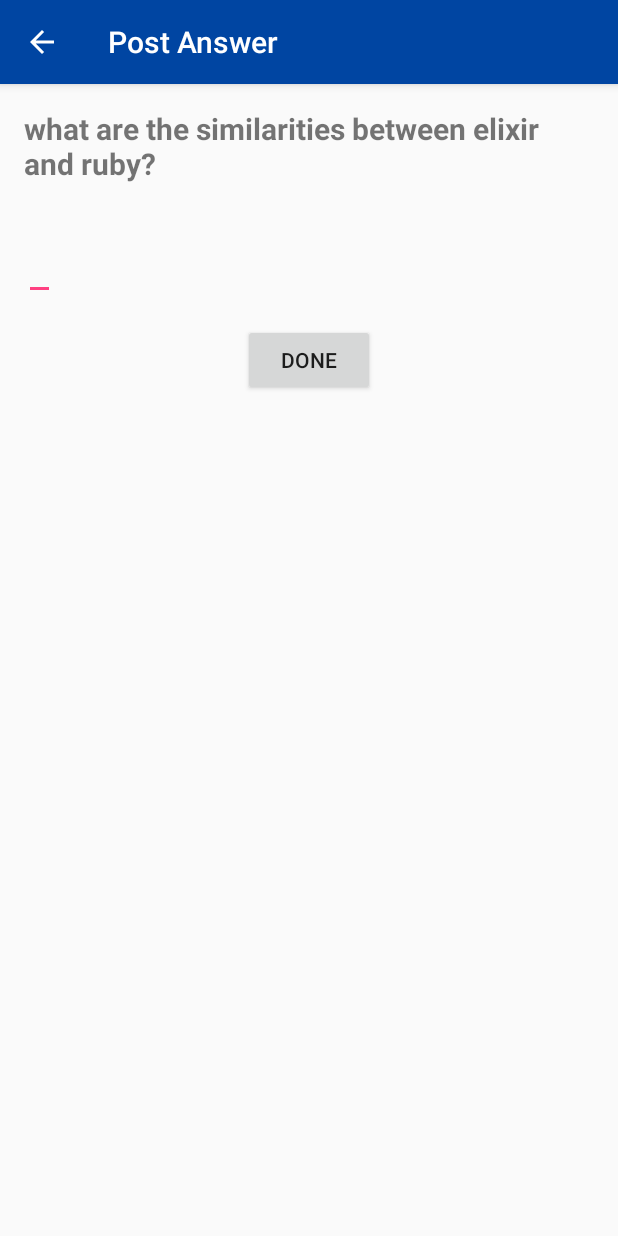
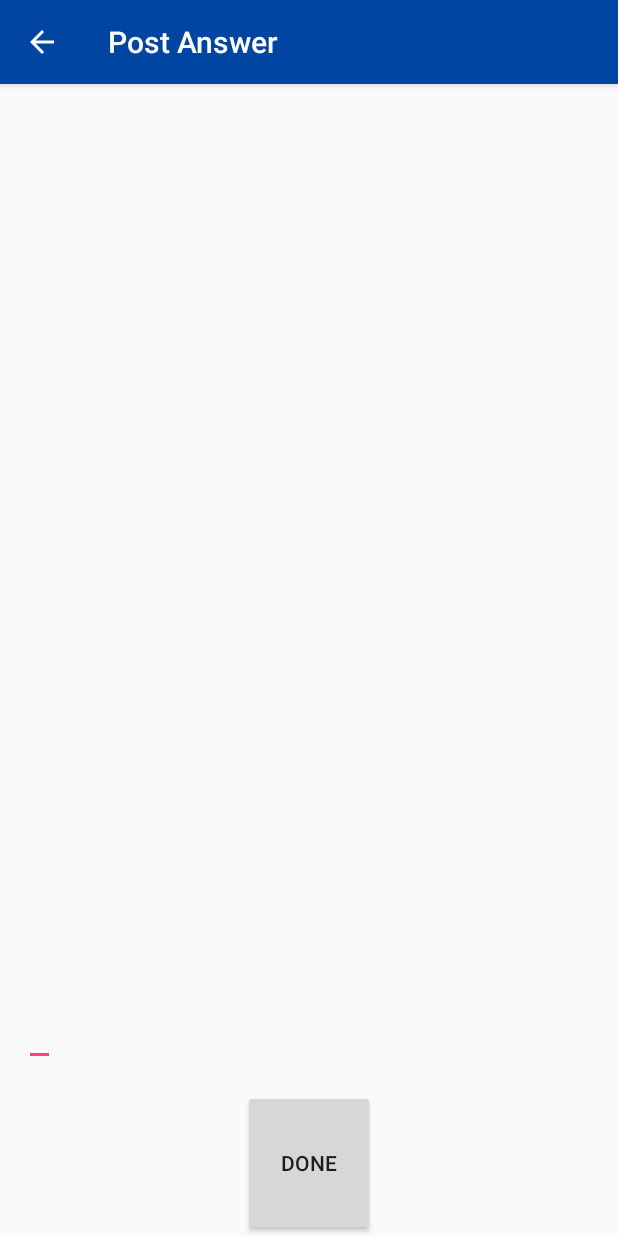
Before and after one commit to Navi-nk/Uask, an Android app: the PostAnswer screen opened directly, with no data from a screen before it, on a phone screen of 412 x 824 dp. Run offline under Robolectric (Android 15) with nearby library versions, the phone set to English and light mode, and no system bars.

Commit message:
post answer base

```diff
--- a/app/src/main/java/com/ideascontest/navi/uask/MainQuestionAnswerAdapter.java
+++ b/app/src/main/java/com/ideascontest/navi/uask/MainQuestionAnswerAdapter.java
@@ -24,11 +24,13 @@ import android.content.Context;
 import android.content.Intent;
 import android.support.v4.content.ContextCompat;
 import android.support.v4.graphics.ColorUtils;
+import android.support.v7.widget.ButtonBarLayout;
 import android.support.v7.widget.RecyclerView;
 import android.util.Log;
 import android.view.LayoutInflater;
 import android.view.View;
 import android.view.ViewGroup;
+import android.widget.Button;
 import android.widget.ImageView;
 import android.widget.TextView;
 
@@ -132,6 +134,7 @@ public class MainQuestionAnswerAdapter extends RecyclerView.Adapter<MainQuestion
 
         // Will display the position in the list, ie 0 through getItemCount() - 1
         TextView textQuestion,textTopAnswer,textAnswerCount,textAuthor,textTimeStamp,textId;
+        Button postAnswer;
         // Will display which ViewHolder is displaying this data
 
         /**
@@ -150,6 +153,7 @@ public class MainQuestionAnswerAdapter extends RecyclerView.Adapter<MainQuestion
             textAuthor = (TextView) itemView.findViewById(R.id.textAuthor);
             textTimeStamp = (TextView) itemView.findViewById(R.id.textTimeStamp);
             textId = (TextView) itemView.findViewById(R.id.textId);
+            postAnswer =(Button) itemView.findViewById(R.id.postanswer);
 
             textQuestion.setOnClickListener(new OnClickListener() {
                 @Override
@@ -168,6 +172,24 @@ public class MainQuestionAnswerAdapter extends RecyclerView.Adapter<MainQuestion
                 }
             });
 
+            postAnswer.setOnClickListener(new OnClickListener() {
+                @Override
+                public void onClick(View v) {
+                    Context context = v.getContext();
+                    String questionText = textQuestion.getText().toString();
+                    String id = textQuestion.getTag().toString();
+                    String authorText = textAuthor.getText().toString();
+                    String timeStamp = textTimeStamp.getText().toString();
+                    Intent intent = new Intent(context, PostAnswer.class);
+                    intent.putExtra("id",id);
+                    intent.putExtra("question",questionText);
+                    intent.putExtra("author",authorText);
+                    intent.putExtra("timestamp",timeStamp);
+                    context.startActivity(intent);
+
+                }
+            });
+
         }
 
     }
--- a/app/src/main/java/com/ideascontest/navi/uask/PostAnswer.java
+++ b/app/src/main/java/com/ideascontest/navi/uask/PostAnswer.java
@@ -1,13 +1,44 @@
 package com.ideascontest.navi.uask;
 
+import android.content.Intent;
 import android.support.v7.app.AppCompatActivity;
 import android.os.Bundle;
+import android.view.View;
+import android.widget.Button;
+import android.widget.TextView;
 
 public class PostAnswer extends AppCompatActivity {
 
+    private TextView questionText,authorText,timeStampText;
+    private Button submitanswer;
     @Override
     protected void onCreate(Bundle savedInstanceState) {
         super.onCreate(savedInstanceState);
         setContentView(R.layout.activity_post_answer);
+        Intent intent = getIntent();
+        String id = intent.getStringExtra("id");
+        String question = intent.getStringExtra("question");
+        String author = intent.getStringExtra("author");
+        String timeStamp = intent.getStringExtra("timestamp");
+        questionText = (TextView)findViewById(R.id.textQuestion);
+        questionText.setText(question);
+        questionText.setTag(id);
+        authorText = (TextView)findViewById(R.id.textAuthor);
+        authorText.setText(author);
+        timeStampText = (TextView)findViewById(R.id.textTimeStamp);
+        timeStampText.setText(timeStamp);
+        submitanswer = (Button)findViewById(R.id.submitanswer);
+        submitanswer.setOnClickListener(new View.OnClickListener(){
+            @Override
+            public void onClick(View v) {
+
+
+            }
+        });
+
+
+
     }
+
+
 }
--- a/app/src/main/res/layout/activity_post_answer.xml
+++ b/app/src/main/res/layout/activity_post_answer.xml
@@ -18,29 +18,71 @@
             android:visibility="gone" />
 
     </android.support.design.widget.AppBarLayout>
-
+    <RelativeLayout
+        android:layout_width="match_parent"
+        android:layout_height="match_parent">
 
         <TextView
             android:layout_width="wrap_content"
             android:layout_height="wrap_content"
-        android:layout_margin="@dimen/text_margin"
+            android:layout_marginLeft="@dimen/text_margin"
             android:textSize="20sp"
-        android:text="@string/question"
+            android:id="@+id/textQuestion"
             android:textStyle="bold" />
+
+        <LinearLayout
+            android:layout_width="wrap_content"
+            android:layout_height="wrap_content"
+            android:layout_below="@id/textQuestion"
+            android:id="@+id/author_timestamp"
+            android:orientation="horizontal">
+
+            <TextView
+                android:layout_width="wrap_content"
+                android:layout_height="wrap_content"
+                android:id="@+id/textAuthor"
+                android:layout_marginLeft="@dimen/text_margin"
+                android:textColor="@color/iron" />
+
+            <TextView
+                android:layout_width="wrap_content"
+                android:layout_height="wrap_content"
+                android:layout_marginLeft="10dp"
+                android:id="@+id/textTimeStamp"
+                android:layout_marginBottom="10dp"
+                android:textColor="@color/iron" />
+
+        </LinearLayout>
+
+        <LinearLayout
+            android:layout_width="match_parent"
+            android:layout_height="match_parent"
+            android:layout_below="@id/author_timestamp"
+            android:orientation="vertical">
 
         <EditText
             android:layout_width="wrap_content"
-        android:layout_height="wrap_content"
+            android:layout_height="0dp"
+            android:layout_weight="6"
             android:layout_margin="@dimen/text_margin"
+            android:id="@+id/answer"
             />
 
         <Button
-        android:id="@+id/bSearch"
+            android:id="@+id/submitanswer"
             android:layout_width="wrap_content"
-        android:layout_height="wrap_content"
+            android:layout_height="0dp"
+            android:layout_weight="1"
+            android:layout_alignParentBottom="true"
             android:layout_gravity="center_horizontal"
             android:text="Done"
             />
+        </LinearLayout>
+
+    </RelativeLayout>
+
+
+
 
 
 
--- a/app/src/main/res/layout/question_list_item.xml
+++ b/app/src/main/res/layout/question_list_item.xml
@@ -61,13 +61,12 @@
             android:textAllCaps="true"/>
 
         <Button
-            android:id="@+id/bSearch"
+            android:id="@+id/postanswer"
             android:layout_width="wrap_content"
             android:layout_height="wrap_content"
             android:layout_marginBottom="10dp"
             android:layout_marginLeft="12dp"
             android:text="Answer"
-            android:onClick="navigateToPostAnswer"
             />
 
 
```
Lines whose indentation alone changed are shown as unchanged.
